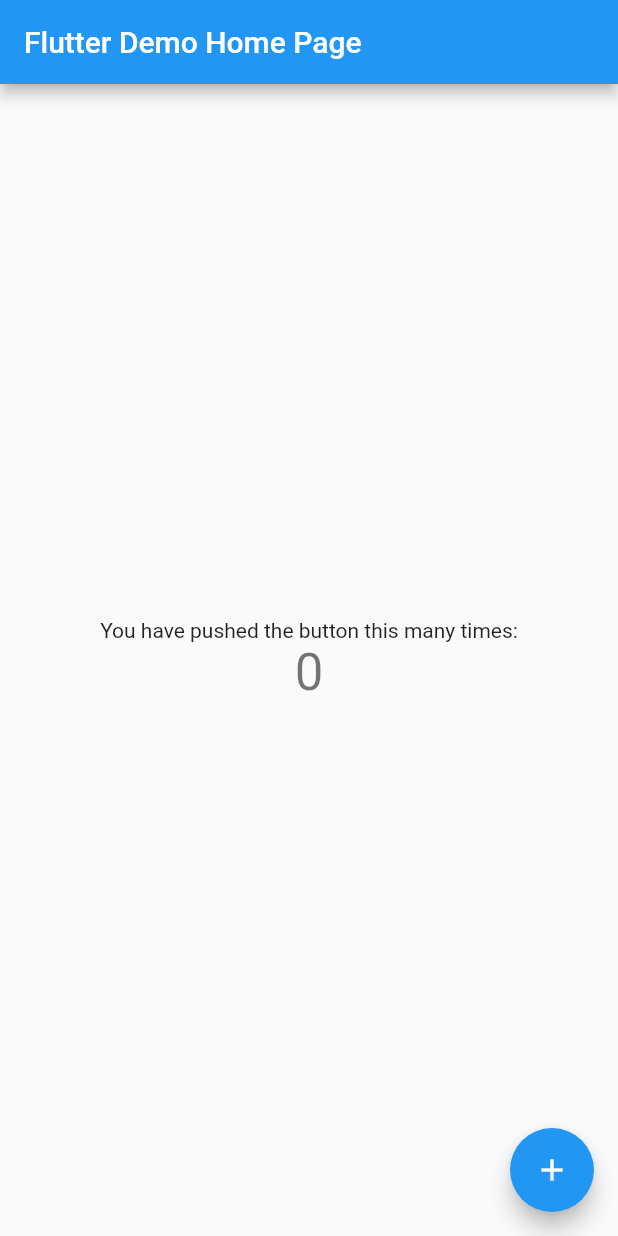
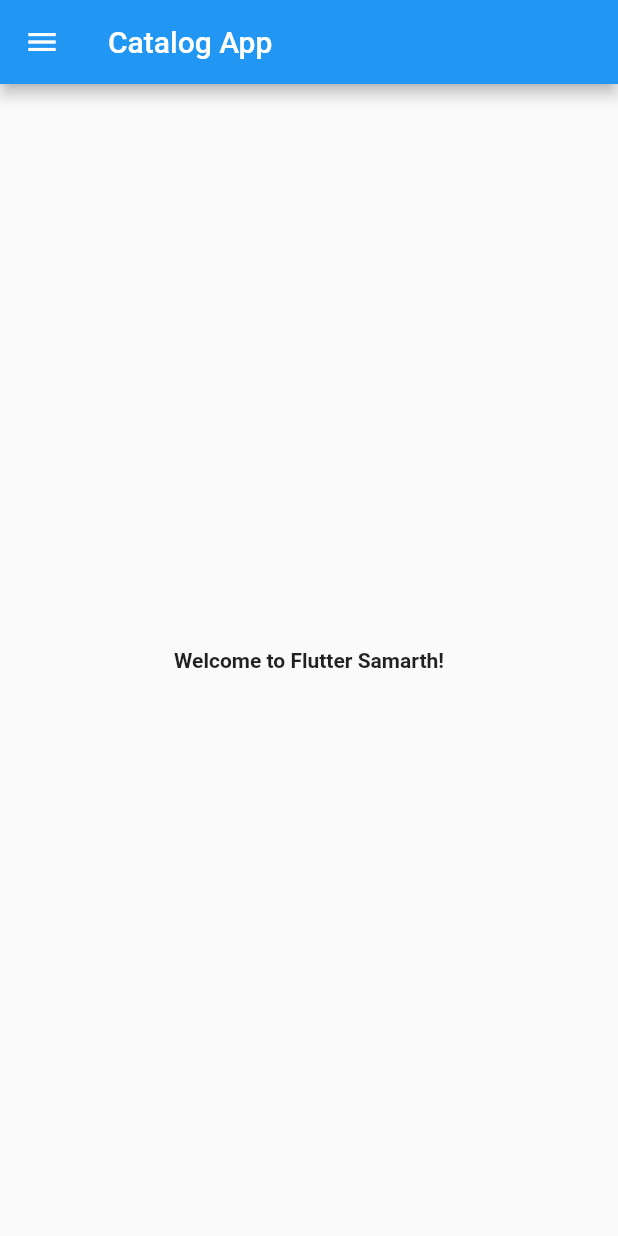
Before and after one commit to samarth1011/helloworld, a Flutter app: the screen it shows after launch, on a phone screen of 412 x 824 dp. Run offline on Flutter 3.47's test engine with Material 2 defaults, Android fonts, the phone set to English and light mode, and no system bars.

Commit message:
day 2 completed

```diff
--- /dev/null
+++ b/lib/home_page.dart
@@ -0,0 +1,20 @@
+import 'package:flutter/material.dart';
+
+class HomePage extends StatelessWidget {
+  const HomePage({Key? key}) : super(key: key);
+
+  @override
+  Widget build(BuildContext context) {
+    String name = 'Samarth';
+    return Scaffold(
+      appBar: AppBar(title: Text("Catalog App")),
+      body: Center(
+        child: Container(
+          child: Text("Welcome to Flutter $name!",
+              style: const TextStyle(fontWeight: FontWeight.bold)),
+        ),
+      ),
+      drawer: Drawer(),
+    );
+  }
+}
--- a/lib/main.dart
+++ b/lib/main.dart
@@ -1,113 +1,16 @@
 import 'package:flutter/material.dart';
+
+import 'home_page.dart';
 
 void main() {
   runApp(MyApp());
 }
 
 class MyApp extends StatelessWidget {
-  // This widget is the root of your application.
-  @override
-  Widget build(BuildContext context) {
-    return MaterialApp(
-      title: 'Flutter Demo',
-      theme: ThemeData(
-        // This is the theme of your application.
-        //
-        // Try running your application with "flutter run". You'll see the
-        // application has a blue toolbar. Then, without quitting the app, try
-        // changing the primarySwatch below to Colors.green and then invoke
-        // "hot reload" (press "r" in the console where you ran "flutter run",
-        // or simply save your changes to "hot reload" in a Flutter IDE).
-        // Notice that the counter didn't reset back to zero; the application
-        // is not restarted.
-        primarySwatch: Colors.blue,
-      ),
-      home: MyHomePage(title: 'Flutter Demo Home Page'),
-    );
-  }
-}
-
-class MyHomePage extends StatefulWidget {
-  MyHomePage({Key? key, required this.title}) : super(key: key);
-
-  // This widget is the home page of your application. It is stateful, meaning
-  // that it has a State object (defined below) that contains fields that affect
-  // how it looks.
-
-  // This class is the configuration for the state. It holds the values (in this
-  // case the title) provided by the parent (in this case the App widget) and
-  // used by the build method of the State. Fields in a Widget subclass are
-  // always marked "final".
-
-  final String title;
-
-  @override
-  _MyHomePageState createState() => _MyHomePageState();
-}
-
-class _MyHomePageState extends State<MyHomePage> {
-  int _counter = 0;
-
-  void _incrementCounter() {
-    setState(() {
-      // This call to setState tells the Flutter framework that something has
-      // changed in this State, which causes it to rerun the build method below
-      // so that the display can reflect the updated values. If we changed
-      // _counter without calling setState(), then the build method would not be
-      // called again, and so nothing would appear to happen.
-      _counter++;
-    });
-  }
+  const MyApp({Key? key}) : super(key: key);
 
   @override
   Widget build(BuildContext context) {
-    // This method is rerun every time setState is called, for instance as done
-    // by the _incrementCounter method above.
-    //
-    // The Flutter framework has been optimized to make rerunning build methods
-    // fast, so that you can just rebuild anything that needs updating rather
-    // than having to individually change instances of widgets.
-    return Scaffold(
-      appBar: AppBar(
-        // Here we take the value from the MyHomePage object that was created by
-        // the App.build method, and use it to set our appbar title.
-        title: Text(widget.title),
-      ),
-      body: Center(
-        // Center is a layout widget. It takes a single child and positions it
-        // in the middle of the parent.
-        child: Column(
-          // Column is also a layout widget. It takes a list of children and
-          // arranges them vertically. By default, it sizes itself to fit its
-          // children horizontally, and tries to be as tall as its parent.
-          //
-          // Invoke "debug painting" (press "p" in the console, choose the
-          // "Toggle Debug Paint" action from the Flutter Inspector in Android
-          // Studio, or the "Toggle Debug Paint" command in Visual Studio Code)
-          // to see the wireframe for each widget.
-          //
-          // Column has various properties to control how it sizes itself and
-          // how it positions its children. Here we use mainAxisAlignment to
-          // center the children vertically; the main axis here is the vertical
-          // axis because Columns are vertical (the cross axis would be
-          // horizontal).
-          mainAxisAlignment: MainAxisAlignment.center,
-          children: <Widget>[
-            Text(
-              'You have pushed the button this many times:',
-            ),
-            Text(
-              '$_counter',
-              style: Theme.of(context).textTheme.headline4,
-            ),
-          ],
-        ),
-      ),
-      floatingActionButton: FloatingActionButton(
-        onPressed: _incrementCounter,
-        tooltip: 'Increment',
-        child: Icon(Icons.add),
-      ), // This trailing comma makes auto-formatting nicer for build methods.
-    );
+    return MaterialApp(home: HomePage());
   }
 }
```
